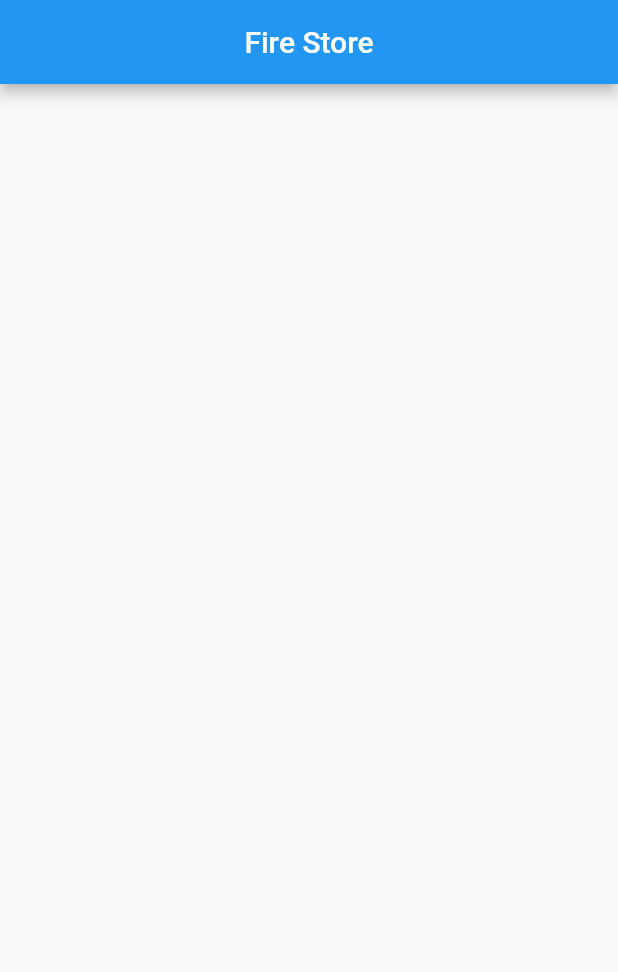
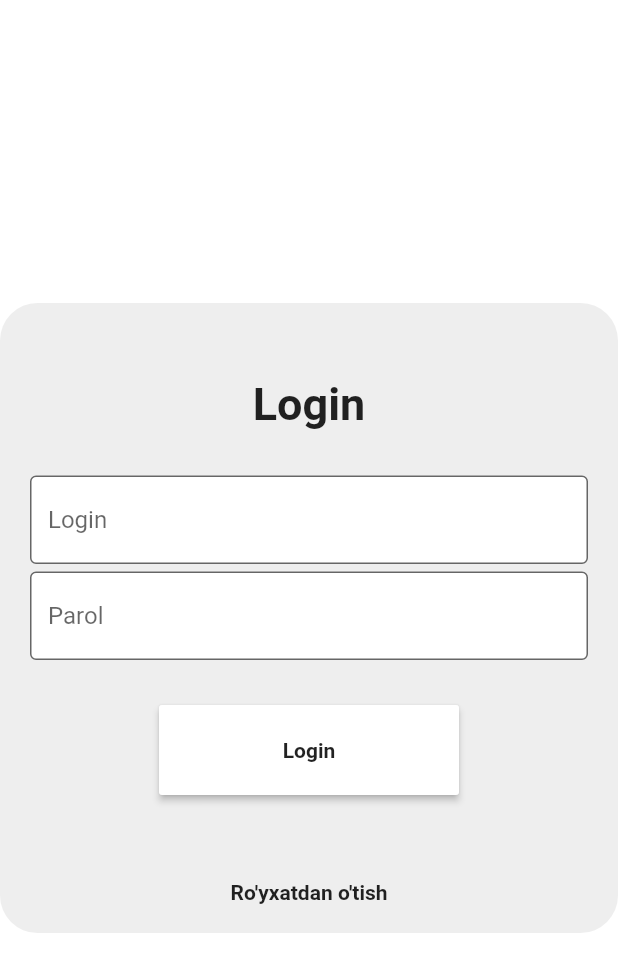
Before and after one commit to abbos2101/fire_store_web, a Flutter app: the screen it shows after launch, on a phone screen of 412 x 824 dp. Shown: the top 972 px of the screen. Run offline on Flutter 3.47's test engine with Material 2 defaults, Android fonts, the phone set to English and light mode, and no system bars; our stand-ins replace bloc, cloud_firestore, flutter_bloc, fluttertoast, get_it, hive; accounts and stored records are empty.

Commit message:
Add new features  - Splash  - Login  - Signup

```diff
--- /dev/null
+++ b/lib/data/net/auth_service.dart
@@ -0,0 +1,50 @@
+import 'package:cloud_firestore/cloud_firestore.dart';
+import 'package:flutter/material.dart';
+
+class AuthService {
+  Future<String> onLogin({
+    @required String login,
+    @required String password,
+  }) async {
+    if ((login ?? "").isEmpty || (password ?? "").isEmpty)
+      throw Exception("Ma'lumotlar to'liq emas");
+
+    final QuerySnapshot data = await FirebaseFirestore.instance
+        .collection("users")
+        .where("login", isEqualTo: "$login")
+        .where("password", isEqualTo: "$password")
+        .get()
+        .timeout(Duration(seconds: 30));
+
+    if (data.size == 0) throw Exception("Login yoki parolda xatolik mavjud");
+    return data.docs[0].id;
+  }
+
+  Future<String> onSignup({
+    @required String lastname,
+    @required String firstname,
+    @required String login,
+    @required String password,
+  }) async {
+    if ((lastname ?? "").isEmpty ||
+        (firstname ?? "").isEmpty ||
+        (login ?? "").isEmpty ||
+        (password ?? "").isEmpty) throw Exception("Ma'lumotlar to'liq emas");
+
+    final QuerySnapshot data = await FirebaseFirestore.instance
+        .collection("users")
+        .where("login", isEqualTo: "$login")
+        .get()
+        .timeout(Duration(seconds: 30));
+    if (data.size != 0) throw Exception("Bunday foydalanuvchi mavjud");
+
+    await FirebaseFirestore.instance.collection("users").add({
+      "lastname": "$lastname",
+      "firstname": "$firstname",
+      "login": "$login",
+      "password": "$password",
+    }).timeout(Duration(seconds: 30));
+
+    return await onLogin(login: login, password: password);
+  }
+}
--- a/lib/main.dart
+++ b/lib/main.dart
@@ -1,19 +1,30 @@
 import 'package:flutter/material.dart';
-import 'screen/main_screen.dart';
+import 'di/locator.dart';
+import 'screen/splash/splash_screen.dart';
+import 'screen/auth/login/login_screen.dart';
+import 'screen/auth/signup/signup_screen.dart';
+import 'screen/main/main_screen.dart';
 
 void main() {
+  locatorSetup();
   runApp(MyApp());
 }
 
 class MyApp extends StatelessWidget {
-  // This widget is the root of your application.
   @override
   Widget build(BuildContext context) {
     return MaterialApp(
       title: 'Flutter Demo',
       debugShowCheckedModeBanner: false,
       theme: ThemeData(primarySwatch: Colors.blue),
-      home: MainScreen.screen(),
+      // home: LoginScreen.screen(),
+      initialRoute: SplashScreen.route,
+      routes: {
+        SplashScreen.route: (_) => SplashScreen.screen(),
+        LoginScreen.route: (_) => LoginScreen.screen(),
+        SignupScreen.route: (_) => SignupScreen.screen(),
+        MainScreen.route: (_) => MainScreen.screen(),
+      },
     );
   }
 }
--- /dev/null
+++ b/lib/screen/auth/login/bloc/login_bloc.dart
@@ -0,0 +1,54 @@
+import 'dart:async';
+
+import 'package:bloc/bloc.dart';
+import 'package:fire_store_web/data/hive/hive.dart';
+import 'package:fire_store_web/data/net/auth_service.dart';
+import 'package:fire_store_web/di/locator.dart';
+import 'package:fire_store_web/screen/auth/signup/signup_screen.dart';
+import 'package:fire_store_web/screen/main/main_screen.dart';
+import 'package:flutter/material.dart';
+import 'package:fluttertoast/fluttertoast.dart';
+import 'package:meta/meta.dart';
+
+part 'login_event.dart';
+
+part 'login_state.dart';
+
+class LoginBloc extends Bloc<LoginEvent, LoginState> {
+  final BuildContext context;
+
+  final AuthService _authService = locator.get<AuthService>();
+  final HiveDB _hiveDB = locator.get<HiveDB>();
+
+  LoginBloc(this.context) : super(InitialState());
+
+  @override
+  Stream<LoginState> mapEventToState(LoginEvent event) async* {
+    if (event is SignEvent)
+      yield* _eventSign(event);
+    else if (event is SignupEvent)
+      Navigator.pushNamed(context, SignupScreen.route);
+  }
+
+  Stream<LoginState> _eventSign(SignEvent event) async* {
+    yield LoadingState();
+    try {
+      String userId = await _authService.onLogin(
+        login: event.login,
+        password: event.password,
+      );
+      await _hiveDB.saveUserId(userId);
+      yield SuccessState();
+      while (Navigator.canPop(context)) Navigator.pop(context);
+      Navigator.pushReplacementNamed(context, MainScreen.route);
+    } catch (e) {
+      Fluttertoast.showToast(
+        msg: "$e",
+        gravity: ToastGravity.TOP,
+        timeInSecForIosWeb: 5,
+        webShowClose: true,
+      );
+      yield FailState(message: "$e");
+    }
+  }
+}
--- /dev/null
+++ b/lib/screen/auth/login/bloc/login_event.dart
@@ -0,0 +1,13 @@
+part of 'login_bloc.dart';
+
+@immutable
+abstract class LoginEvent {}
+
+class SignEvent extends LoginEvent {
+  final String login;
+  final String password;
+
+  SignEvent({this.login, this.password});
+}
+
+class SignupEvent extends LoginEvent {}
--- /dev/null
+++ b/lib/screen/auth/login/bloc/login_state.dart
@@ -0,0 +1,16 @@
+part of 'login_bloc.dart';
+
+@immutable
+abstract class LoginState {}
+
+class InitialState extends LoginState {}
+
+class LoadingState extends LoginState {}
+
+class SuccessState extends LoginState {}
+
+class FailState extends LoginState {
+  final String message;
+
+  FailState({this.message});
+}
--- /dev/null
+++ b/lib/screen/auth/login/login_screen.dart
@@ -0,0 +1,124 @@
+import 'package:flutter/material.dart';
+import 'package:flutter_bloc/flutter_bloc.dart';
+import 'bloc/login_bloc.dart';
+
+class LoginScreen extends StatefulWidget {
+  static String route = "/login";
+
+  static Widget screen() => BlocProvider(
+        create: (context) => LoginBloc(context),
+        child: LoginScreen(),
+      );
+
+  @override
+  _LoginScreenState createState() => _LoginScreenState();
+}
+
+class _LoginScreenState extends State<LoginScreen> {
+  LoginBloc bloc;
+  final TextEditingController loginController = TextEditingController();
+  final TextEditingController passwordController = TextEditingController();
+
+  @override
+  void initState() {
+    bloc = BlocProvider.of<LoginBloc>(context);
+    super.initState();
+  }
+
+  @override
+  void dispose() {
+    bloc.close();
+    loginController.dispose();
+    passwordController.dispose();
+    super.dispose();
+  }
+
+  @override
+  Widget build(BuildContext context) {
+    return BlocBuilder<LoginBloc, LoginState>(
+      builder: (context, state) => Scaffold(
+        backgroundColor: Colors.white,
+        body: widgetBody(state),
+      ),
+    );
+  }
+
+  Widget widgetBody(LoginState state) {
+    return Center(
+      child: Container(
+        width: 500,
+        height: 420,
+        padding: EdgeInsets.all(20),
+        decoration: BoxDecoration(
+          color: Colors.grey[200],
+          borderRadius: BorderRadius.circular(25),
+        ),
+        child: Column(
+          mainAxisAlignment: MainAxisAlignment.center,
+          crossAxisAlignment: CrossAxisAlignment.center,
+          children: [
+            SizedBox(height: 30),
+            Text(
+              "Login",
+              style: TextStyle(fontSize: 30, fontWeight: FontWeight.bold),
+            ),
+            SizedBox(height: 30),
+            TextField(
+              controller: loginController,
+              decoration: InputDecoration(
+                filled: true,
+                fillColor: Colors.white,
+                hintText: "Login",
+                border: OutlineInputBorder(),
+              ),
+            ),
+            SizedBox(height: 5),
+            TextField(
+              controller: passwordController,
+              obscureText: true,
+              decoration: InputDecoration(
+                filled: true,
+                fillColor: Colors.white,
+                hintText: "Parol",
+                border: OutlineInputBorder(),
+              ),
+            ),
+            SizedBox(height: 30),
+            MaterialButton(
+              onPressed: state is LoadingState
+                  ? null
+                  : () => bloc.add(SignEvent(
+                        login: loginController.text,
+                        password: passwordController.text,
+                      )),
+              minWidth: 200,
+              height: 60,
+              color: Colors.white,
+              child: Text(
+                "Login",
+                style: TextStyle(fontWeight: FontWeight.bold),
+              ),
+            ),
+            SizedBox(
+              width: 192,
+              height: 5,
+              child: state is LoadingState
+                  ? LinearProgressIndicator(backgroundColor: Colors.grey)
+                  : null,
+            ),
+            SizedBox(height: 30),
+            MaterialButton(
+              onPressed: () => bloc.add(SignupEvent()),
+              minWidth: 200,
+              height: 60,
+              child: Text(
+                "Ro'yxatdan o'tish",
+                style: TextStyle(fontWeight: FontWeight.bold),
+              ),
+            ),
+          ],
+        ),
+      ),
+    );
+  }
+}
--- /dev/null
+++ b/lib/screen/auth/signup/bloc/signup_event.dart
@@ -0,0 +1,13 @@
+part of 'signup_bloc.dart';
+
+@immutable
+abstract class SignupEvent {}
+
+class RegisterEvent extends SignupEvent {
+  final String lastname;
+  final String firstname;
+  final String login;
+  final String password;
+
+  RegisterEvent({this.lastname, this.firstname, this.login, this.password});
+}
--- /dev/null
+++ b/lib/screen/auth/signup/bloc/signup_state.dart
@@ -0,0 +1,16 @@
+part of 'signup_bloc.dart';
+
+@immutable
+abstract class SignupState {}
+
+class InitialState extends SignupState {}
+
+class LoadingState extends SignupState {}
+
+class SuccessState extends SignupState {}
+
+class FailState extends SignupState {
+  final String message;
+
+  FailState({this.message});
+}
--- a/lib/screen/main_screen.dart
+++ /dev/null
@@ -1,35 +0,0 @@
-import 'package:cloud_firestore/cloud_firestore.dart';
-import 'package:flutter/material.dart';
-
-class MainScreen extends StatefulWidget {
-  static Widget screen() => MainScreen();
-
-  @override
-  _MainScreenState createState() => _MainScreenState();
-}
-
-class _MainScreenState extends State<MainScreen> {
-  @override
-  Widget build(BuildContext context) {
-    return Scaffold(
-      appBar: AppBar(title: Text("Fire Store"), centerTitle: true),
-      body: StreamBuilder(
-        stream: Firestore.instance.collection("movies").snapshots(),
-        builder: (context, snapshot) {
-          if (snapshot.hasData == null)
-            return Center(child: Text("NULL"));
-          else if (!snapshot.hasData)
-            return Center(child: Text("No data"));
-          else
-            return ListView.builder(
-              itemCount: snapshot.data.documents.length,
-              itemBuilder: (context, index) => ListTile(
-                title: Text("${snapshot.data.documents[index]["name"]}"),
-                subtitle: Text("${snapshot.data.documents[index]["votes"]}"),
-              ),
-            );
-        },
-      ),
-    );
-  }
-}
--- a/pubspec.yaml
+++ b/pubspec.yaml
@@ -10,7 +10,11 @@ dependencies:
   flutter:
     sdk: flutter
 
-  cloud_firestore: ^0.13.5
+  cloud_firestore: ^0.16.0
+  hive: ^1.4.4+1
+  flutter_bloc: ^6.1.1
+  get_it: ^5.0.3
+  fluttertoast: ^7.1.6
 
 dev_dependencies:
   flutter_test:
```
Also changed, not shown: lib/data/hive/hive.dart (added, +27 -0 lines), lib/data/model/menu_model.dart (added, +8 -0 lines), lib/data/net/main_service.dart (added, +19 -0 lines), lib/di/locator.dart (added, +12 -0 lines), lib/screen/auth/signup/bloc/signup_bloc.dart (added, +52 -0 lines), lib/screen/auth/signup/signup_screen.dart (added, +140 -0 lines), lib/screen/main/main_screen.dart (added, +30 -0 lines), lib/screen/splash/splash_screen.dart (added, +38 -0 lines), pubspec.lock.
